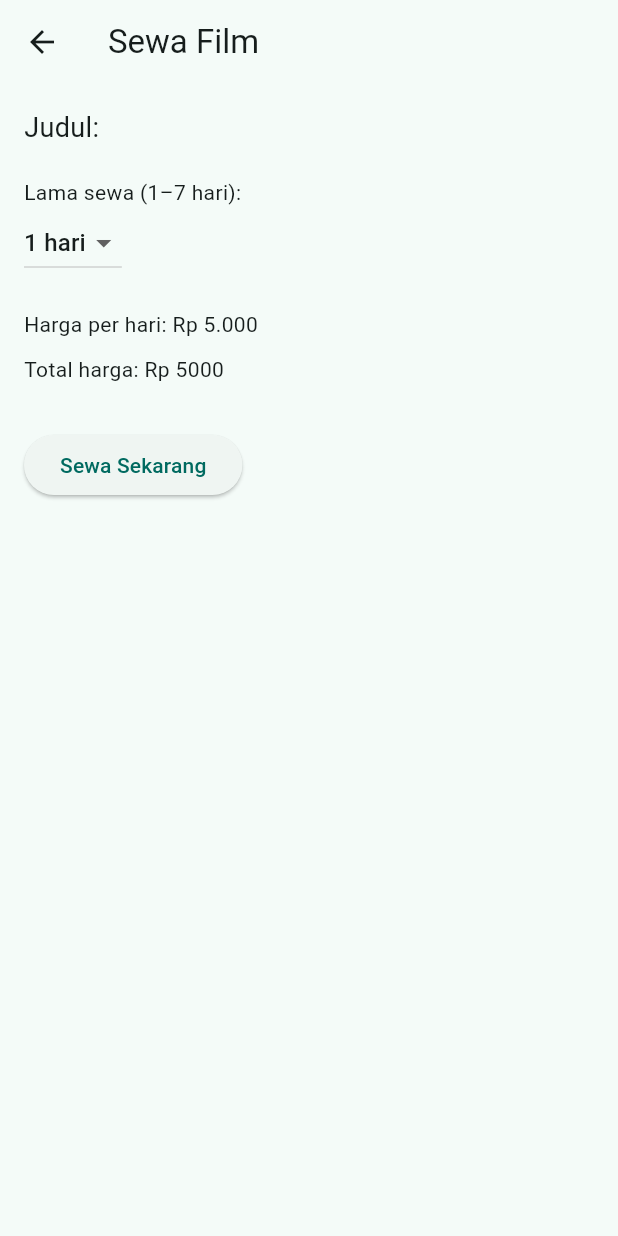
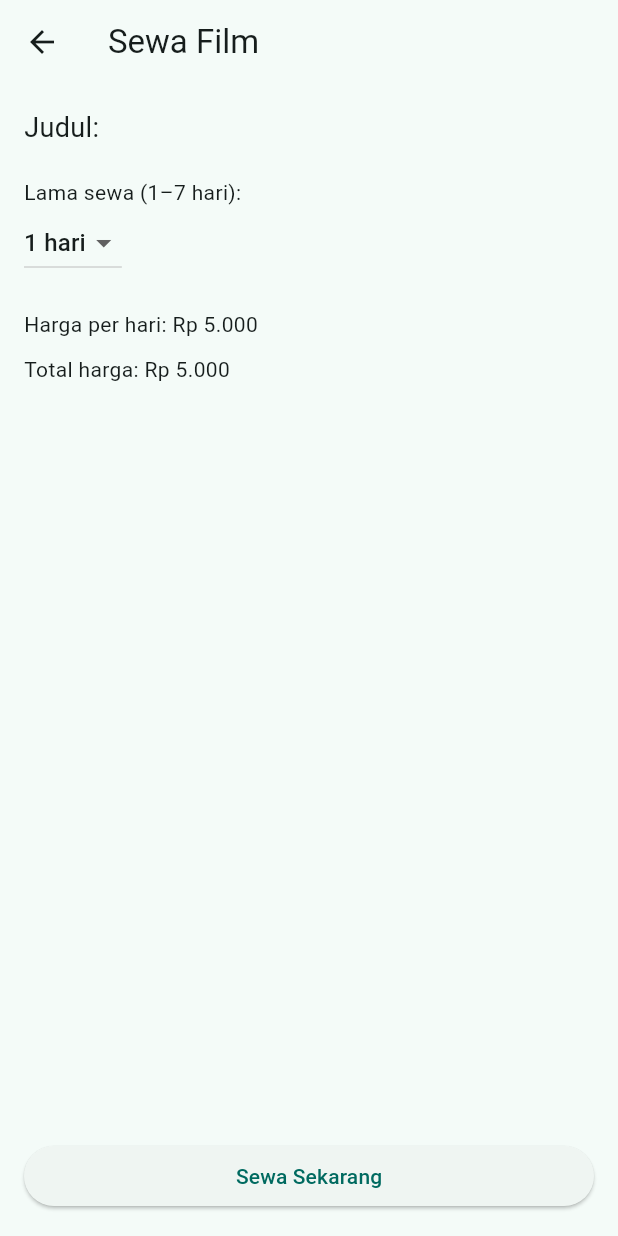
Before and after one commit to thoriqsaif/filmku-apps, a Flutter app: the SewaFilm screen opened directly with empty values, on a phone screen of 412 x 824 dp. Run offline on Flutter 3.47's test engine with Material 3 defaults, Android fonts, the phone set to English and light mode, and no system bars; our stand-ins replace cloud_firestore, dio, equatable, firebase_auth, firebase_core, flutter_dotenv and 3 more; accounts and stored records are empty; network calls fail.

Commit message:
fix: error Sewa

```diff
--- a/lib/core/controller/register_controller.dart
+++ b/lib/core/controller/register_controller.dart
@@ -2,6 +2,7 @@ import 'package:flutter/material.dart';
 import 'package:get/get.dart';
 
 class RegisterController extends GetxController {
+  final nameController = TextEditingController();
   final emailController = TextEditingController();
   final passwordController = TextEditingController();
   final isPasswordVisible = true.obs;
--- a/lib/core/model/user_data.dart
+++ b/lib/core/model/user_data.dart
@@ -15,15 +15,26 @@ class UserData {
     required this.userEmail,
   });
 
+  /// Factory untuk buat object dari JSON
   factory UserData.fromJson(Map<String, dynamic> json) => UserData(
-    userId: json["user_id"],
-    userName: json["user_name"],
-    userEmail: json["user_email"],
+    userId: json["user_id"] ?? '',
+    userName: json["user_name"] ?? '',
+    userEmail: json["user_email"] ?? '',
   );
 
+  /// Konversi object ke JSON
   Map<String, dynamic> toJson() => {
     "user_id": userId,
     "user_name": userName,
     "user_email": userEmail,
   };
+
+  /// Copy object dengan value baru (optional)
+  UserData copyWith({String? userId, String? userName, String? userEmail}) {
+    return UserData(
+      userId: userId ?? this.userId,
+      userName: userName ?? this.userName,
+      userEmail: userEmail ?? this.userEmail,
+    );
+  }
 }
--- a/lib/main.dart
+++ b/lib/main.dart
@@ -34,8 +34,8 @@
   Get.put(GenreController());
   Get.put<FirebaseAuthService>(FirebaseAuthService());
   Get.put<AuthController>(AuthController(Get.find<FirebaseAuthService>()));
-  Get.put(FirestoreUserService());
-  Get.put(UserController(Get.find<FirestoreUserService>()));
+  Get.put<FirestoreUserService>(FirestoreUserService());
+  Get.lazyPut<UserController>(() => UserController(Get.find()));
   Get.put(SewaFilmService());
   Get.put(RentalController(Get.find<SewaFilmService>()));
 
@@ -92,7 +92,7 @@
                   final args = Get.arguments;
                   if (args is Map<String, dynamic>) {
                     return SewaFilm(
-                      movieId: args['movieId'],
+                      movieId: args['movieId'].toString(),
                       title: args['title'],
                     );
                   }
--- a/lib/presentation/sewa_screen/sewa_film.dart
+++ b/lib/presentation/sewa_screen/sewa_film.dart
@@ -1,8 +1,10 @@
 import 'package:aplikasi_film/core/controller/rental_controller.dart';
 import 'package:aplikasi_film/core/model/sewa.dart';
+import 'package:aplikasi_film/presentation/sewa_screen/daftar_sewa.dart';
 import 'package:firebase_auth/firebase_auth.dart';
 import 'package:flutter/material.dart';
 import 'package:get/get.dart';
+import 'package:intl/intl.dart';
 
 class SewaFilm extends StatefulWidget {
   final String movieId;
@@ -16,12 +18,16 @@ class SewaFilm extends StatefulWidget {
 
 class _SewaFilmState extends State<SewaFilm> {
   final rentalController = Get.find<RentalController>();
+  final currencyFormat = NumberFormat.currency(
+    locale: 'id',
+    symbol: 'Rp ',
+    decimalDigits: 0,
+  );
 
   int rentalDays = 1;
   int get totalPrice => rentalDays * 5000;
 
   Future<void> handleSewa() async {
-    print('[DEBUG] Tombol Sewa ditekan');
     final userId = FirebaseAuth.instance.currentUser?.uid ?? 'anonymous';
     final now = DateTime.now();
     final sewa = Sewa(
@@ -35,26 +41,29 @@ class _SewaFilmState extends State<SewaFilm> {
     );
 
     await rentalController.rentMovie(sewa);
-    Get.back();
 
     if (!rentalController.isLoading.value) {
       Get.snackbar('Sukses', 'Film berhasil disewa');
-      Get.back();
+      // Navigasi langsung ke halaman daftar sewa
+      Get.off(() => DaftarSewa());
     }
   }
 
   @override
   Widget build(BuildContext context) {
     return Scaffold(
-      appBar: AppBar(title: Text('Sewa Film')),
+      appBar: AppBar(title: const Text('Sewa Film')),
       body: Padding(
         padding: const EdgeInsets.all(16.0),
         child: Column(
           crossAxisAlignment: CrossAxisAlignment.start,
           children: [
-            Text('Judul: ${widget.title}', style: TextStyle(fontSize: 18)),
+            Text(
+              'Judul: ${widget.title}',
+              style: const TextStyle(fontSize: 18),
+            ),
             const SizedBox(height: 20),
-            Text('Lama sewa (1–7 hari):'),
+            const Text('Lama sewa (1–7 hari):'),
             DropdownButton<int>(
               value: rentalDays,
               items: List.generate(7, (i) => i + 1)
@@ -69,17 +78,29 @@ class _SewaFilmState extends State<SewaFilm> {
               },
             ),
             const SizedBox(height: 20),
-            Text('Harga per hari: Rp 5.000'),
+            Text('Harga per hari: ${currencyFormat.format(5000)}'),
             const SizedBox(height: 10),
-            Text('Total harga: Rp $totalPrice'),
-            const SizedBox(height: 30),
+            Text('Total harga: ${currencyFormat.format(totalPrice)}'),
+            const Spacer(),
             Obx(() {
-              return rentalController.isLoading.value
-                  ? const Center(child: CircularProgressIndicator())
-                  : ElevatedButton(
-                      onPressed: handleSewa,
-                      child: const Text('Sewa Sekarang'),
-                    );
+              return SizedBox(
+                width: double.infinity,
+                child: ElevatedButton(
+                  onPressed: rentalController.isLoading.value
+                      ? null
+                      : handleSewa,
+                  child: rentalController.isLoading.value
+                      ? const SizedBox(
+                          height: 20,
+                          width: 20,
+                          child: CircularProgressIndicator(
+                            strokeWidth: 2,
+                            color: Colors.white,
+                          ),
+                        )
+                      : const Text('Sewa Sekarang'),
+                ),
+              );
             }),
           ],
         ),
```
Also changed, not shown: lib/core/controller/auth_controller.dart (+28 -2 lines), lib/core/controller/rental_controller.dart (+14 -7 lines), lib/core/controller/user_controller.dart (+15 -1 lines), lib/core/data/firestore/firestore_sewa_service.dart (+23 -11 lines), lib/core/data/firestore/firestore_user_service.dart (+11 -1 lines), lib/presentation/movie_detail/movie_detail_content.dart (+17 -45 lines), lib/presentation/register_screen/register_screen.dart (+5 -5 lines), lib/presentation/sewa_screen/daftar_sewa.dart (added, +83 -0 lines), lib/presentation/widget/floating_menu_navbar.dart (+5 -12 lines).
